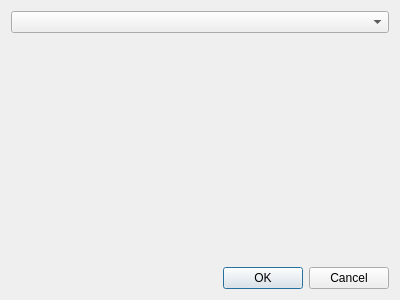
First picture: the form in ui/ExternalScannedParametersSelection.ui, repository MonroeQuantumNetworks/IonControl, before the edit.
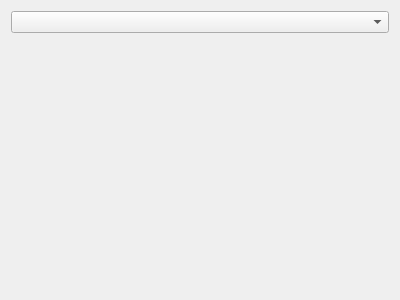
Second picture: the form after the edit.

Diff of the .ui file:
```diff
--- a/ui/ExternalScannedParametersSelection.ui
+++ b/ui/ExternalScannedParametersSelection.ui
@@ -1,7 +1,7 @@
 <?xml version="1.0" encoding="UTF-8"?>
 <ui version="4.0">
- <class>Dialog</class>
- <widget class="QDialog" name="Dialog">
+ <class>Form</class>
+ <widget class="QWidget" name="Form">
   <property name="geometry">
    <rect>
     <x>0</x>
@@ -20,16 +20,6 @@
    <item>
     <widget class="QStackedWidget" name="stackedWidget"/>
    </item>
-   <item>
-    <widget class="QDialogButtonBox" name="buttonBox">
-     <property name="orientation">
-      <enum>Qt::Horizontal</enum>
-     </property>
-     <property name="standardButtons">
-      <set>QDialogButtonBox::Cancel|QDialogButtonBox::Ok</set>
-     </property>
-    </widget>
-   </item>
   </layout>
  </widget>
  <resources/>
```
Left out of the diff: 42 changed lines with no effect on the pictures.
